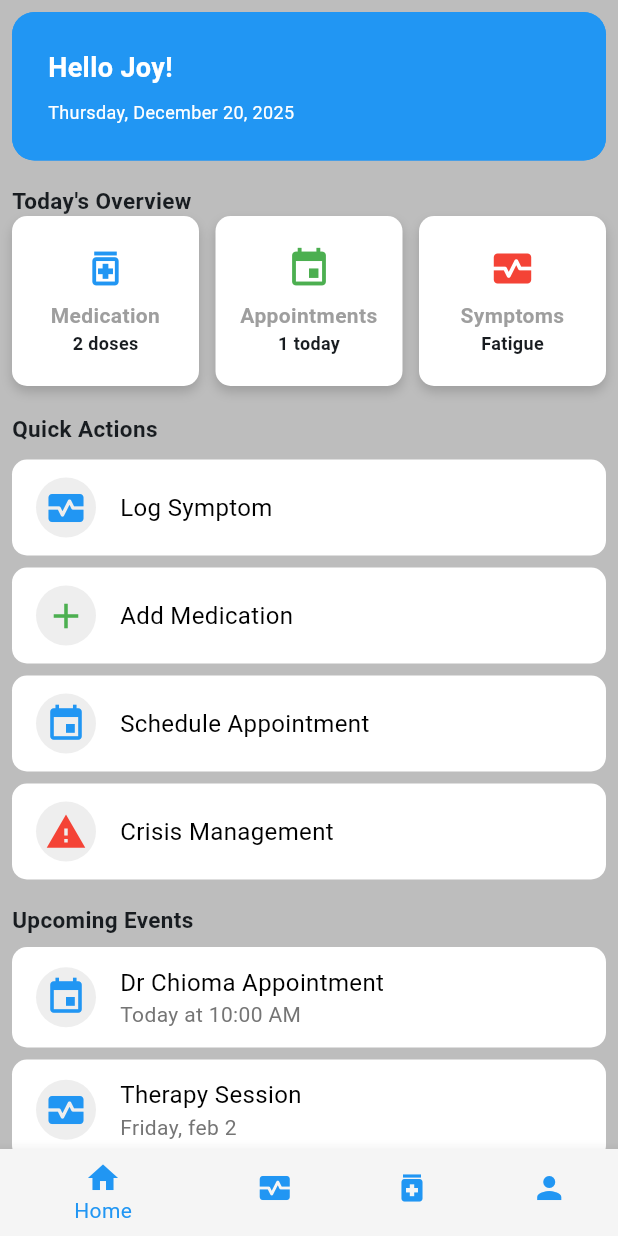
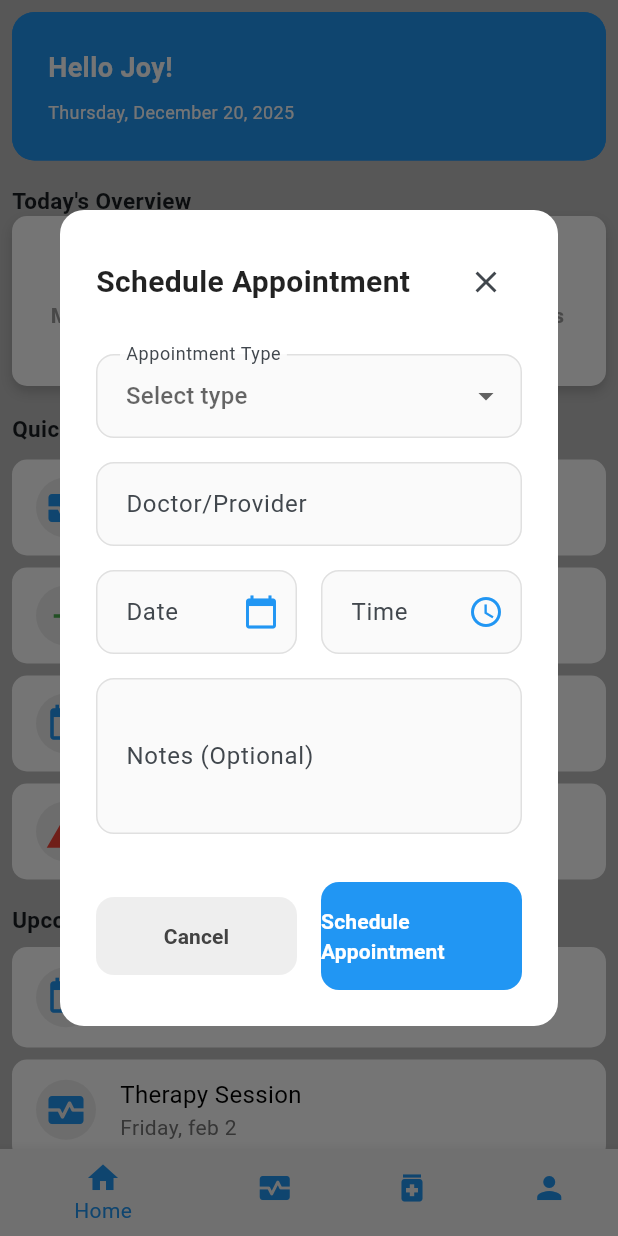
Before and after one commit to JoyObidife/myhealthdiary_app, a Flutter app: the screen it shows after launch, after a tap on "Schedule Appointment", on a phone screen of 412 x 824 dp. Run offline on Flutter 3.47's test engine with Material 3 defaults, Android fonts, the phone set to English and light mode, and no system bars.

Commit message:
17th jan

```diff
--- a/lib/pages/home_page.dart
+++ b/lib/pages/home_page.dart
@@ -1,6 +1,7 @@
 import 'package:flutter/material.dart';
 import 'package:myhealthdiary_app/widget/selection_grid_item.dart';
 import 'package:myhealthdiary_app/widget/card_view.dart';
+import 'package:myhealthdiary_app/widget/schedule_appointment_dialog.dart';
 
 class HomePage extends StatefulWidget {
   const HomePage({super.key});
@@ -91,7 +92,12 @@ class _HomePageState extends State<HomePage> {
                 icon: Icons.event,
                 title: "Schedule Appointment",
                 color: Colors.blue,
-                onTap: () {},
+                onTap: () {
+                  showDialog(
+                    context: context,
+                    builder: (context) => const ScheduleAppointmentDialog(),
+                  );
+                },
               ),
 
               // Crisis management section
--- /dev/null
+++ b/lib/widget/schedule_appointment_dialog.dart
@@ -0,0 +1,288 @@
+import 'package:flutter/material.dart';
+
+class ScheduleAppointmentDialog extends StatefulWidget {
+  const ScheduleAppointmentDialog({super.key});
+
+  @override
+  State<ScheduleAppointmentDialog> createState() =>
+      _ScheduleAppointmentDialogState();
+}
+
+class _ScheduleAppointmentDialogState extends State<ScheduleAppointmentDialog> {
+  final _formKey = GlobalKey<FormState>();
+  String? _selectedType;
+  final TextEditingController _providerController = TextEditingController();
+  final TextEditingController _dateController = TextEditingController();
+  final TextEditingController _timeController = TextEditingController();
+  final TextEditingController _notesController = TextEditingController();
+  DateTime? _selectedDate;
+  TimeOfDay? _selectedTime;
+
+  final List<String> _appointmentTypes = [
+    'General Checkup',
+    'Dental',
+    'Cardiology',
+    'Dermatology',
+    'Therapy',
+    'Eye Exam',
+    'Other'
+  ];
+
+  @override
+  void dispose() {
+    _providerController.dispose();
+    _dateController.dispose();
+    _timeController.dispose();
+    _notesController.dispose();
+    super.dispose();
+  }
+
+  Future<void> _pickDate(BuildContext context) async {
+    final DateTime? picked = await showDatePicker(
+      context: context,
+      initialDate: DateTime.now(),
+      firstDate: DateTime.now(),
+      lastDate: DateTime(2030),
+    );
+    if (picked != null && picked != _selectedDate) {
+      setState(() {
+        _selectedDate = picked;
+        _dateController.text =
+            "${picked.month}/${picked.day}/${picked.year}";
+      });
+    }
+  }
+
+  Future<void> _pickTime(BuildContext context) async {
+    final TimeOfDay? picked =
+        await showTimePicker(context: context, initialTime: TimeOfDay.now());
+    if (picked != null && picked != _selectedTime) {
+      setState(() {
+        _selectedTime = picked;
+        _timeController.text = picked.format(context);
+      });
+    }
+  }
+
+  void _submitForm() {
+    if (_formKey.currentState!.validate()) {
+      // Print form data to console
+      print('--- Appointment Scheduled ---');
+      print('Type: $_selectedType');
+      print('Provider: ${_providerController.text}');
+      print('Date: ${_dateController.text}');
+      print('Time: ${_timeController.text}');
+      print('Notes: ${_notesController.text}');
+
+      // Show success message
+      ScaffoldMessenger.of(context).showSnackBar(
+        const SnackBar(
+          content: Text('Appointment successfully scheduled!'),
+          backgroundColor: Colors.green,
+          duration: Duration(seconds: 2),
+        ),
+      );
+
+      // Close dialog
+      Navigator.of(context).pop();
+    }
+  }
+
+  @override
+  Widget build(BuildContext context) {
+    return Dialog(
+      shape: RoundedRectangleBorder(borderRadius: BorderRadius.circular(16)),
+      backgroundColor: Colors.white,
+      child: Container(
+        constraints: const BoxConstraints(maxWidth: 500),
+        child: SingleChildScrollView(
+          child: Padding(
+            padding: const EdgeInsets.all(24.0),
+            child: Form(
+              key: _formKey,
+              child: Column(
+                mainAxisSize: MainAxisSize.min,
+                crossAxisAlignment: CrossAxisAlignment.stretch,
+                children: [
+                  // Header
+                  Row(
+                    mainAxisAlignment: MainAxisAlignment.spaceBetween,
+                    children: [
+                      const Text(
+                        "Schedule Appointment",
+                        style: TextStyle(
+                          fontSize: 20,
+                          fontWeight: FontWeight.bold,
+                          color: Colors.black87,
+                        ),
+                      ),
+                      IconButton(
+                        icon: const Icon(Icons.close),
+                        onPressed: () => Navigator.of(context).pop(),
+                        padding: EdgeInsets.zero,
+                        constraints: const BoxConstraints(),
+                      ),
+                    ],
+                  ),
+                  const SizedBox(height: 24),
+
+                  // Appointment Type Dropdown
+                  DropdownButtonFormField<String>(
+                    value: _selectedType,
+                    decoration: _inputDecoration("Appointment Type"),
+                    hint: const Text("Select type"),
+                    items: _appointmentTypes.map((String type) {
+                      return DropdownMenuItem<String>(
+                        value: type,
+                        child: Text(type),
+                      );
+                    }).toList(),
+                    onChanged: (String? newValue) {
+                      setState(() {
+                        _selectedType = newValue;
+                      });
+                    },
+                    validator: (value) =>
+                        value == null ? 'Please select an appointment type' : null,
+                  ),
+                  const SizedBox(height: 16),
+
+                  // Provider Field
+                  TextFormField(
+                    controller: _providerController,
+                    decoration: _inputDecoration("Doctor/Provider",
+                        hintText: "e.g., Dr. Sarah Johnson"),
+                    validator: (value) {
+                      if (value == null || value.isEmpty) {
+                        return 'Please enter a provider name';
+                      }
+                      return null;
+                    },
+                  ),
+                  SizedBox(height: 16),
+
+                  // Date and Time Row
+                  Row(
+                    children: [
+                      Expanded(
+                        child: TextFormField(
+                          controller: _dateController,
+                          decoration: _inputDecoration("Date",
+                              suffixIcon: Icons.calendar_today),
+                          readOnly: true,
+                          onTap: () => _pickDate(context),
+                          validator: (value) {
+                            if (value == null || value.isEmpty) {
+                              return 'Select Date';
+                            }
+                            return null;
+                          },
+                        ),
+                      ),
+                      const SizedBox(width: 16),
+                      Expanded(
+                        child: TextFormField(
+                          controller: _timeController,
+                          decoration: _inputDecoration("Time",
+                              suffixIcon: Icons.access_time),
+                          readOnly: true,
+                          onTap: () => _pickTime(context),
+                          validator: (value) {
+                            if (value == null || value.isEmpty) {
+                              return 'Select Time';
+                            }
+                            return null;
+                          },
+                        ),
+                      ),
+                    ],
+                  ),
+                   SizedBox(height: 16),
+
+                  // Notes Field
+                  TextFormField(
+                    controller: _notesController,
+                    decoration: _inputDecoration("Notes (Optional)",
+                        hintText: "Add any notes about this appointment..."),
+                    maxLines: 3,
+                  ),
+               SizedBox(height: 32),
+
+                  // Action Buttons
+                  Row(
+                    children: [
+                      Expanded(
+                        child: TextButton(
+                          onPressed: () => Navigator.of(context).pop(),
+                          style: TextButton.styleFrom(
+                            padding: const EdgeInsets.symmetric(vertical: 16),
+                            backgroundColor: Colors.grey.shade200,
+                            shape: RoundedRectangleBorder(
+                              borderRadius: BorderRadius.circular(12),
+                            ),
+                          ),
+                          child: Text(
+                            "Cancel",
+                            style: TextStyle(
+                              color: Colors.grey.shade800,
+                              fontWeight: FontWeight.w600,
+                            ),
+                          ),
+                        ),
+                      ),
+                      SizedBox(width: 16),
+                      Expanded(
+                        child: ElevatedButton(
+                          onPressed: _submitForm,
+                          style: ElevatedButton.styleFrom(
+                            padding:  EdgeInsets.symmetric(vertical: 16),
+                            backgroundColor: Colors.blue,
+                            shape: RoundedRectangleBorder(
+                              borderRadius: BorderRadius.circular(12),
+                            ),
+                            elevation: 0,
+                          ),
+                          child: const Text(
+                            "Schedule Appointment",
+                            style: TextStyle(
+                              color: Colors.white,
+                              fontWeight: FontWeight.w600,
+                            ),
+                          ),
+                        ),
+                      ),
+                    ],
+                  ),
+                ],
+              ),
+            ),
+          ),
+        ),
+      ),
+    );
+  }
+
+  InputDecoration _inputDecoration(String label,
+      {String? hintText, IconData? suffixIcon}) {
+    return InputDecoration(
+      labelText: label,
+      hintText: hintText,
+      filled: true,
+      fillColor: Colors.grey.shade50,
+      border: OutlineInputBorder(
+        borderRadius: BorderRadius.circular(12),
+        borderSide: BorderSide(color: Colors.grey.shade300),
+      ),
+      enabledBorder: OutlineInputBorder(
+        borderRadius: BorderRadius.circular(12),
+        borderSide: BorderSide(color: Colors.grey.shade300),
+      ),
+      focusedBorder: OutlineInputBorder(
+        borderRadius: BorderRadius.circular(12),
+        borderSide: const BorderSide(color: Colors.blue, width: 2),
+      ),
+      contentPadding: const EdgeInsets.symmetric(horizontal: 16, vertical: 16),
+      suffixIcon: suffixIcon != null ? Icon(suffixIcon, color: Colors.blue) : null,
+    );
+  }
+}
```
